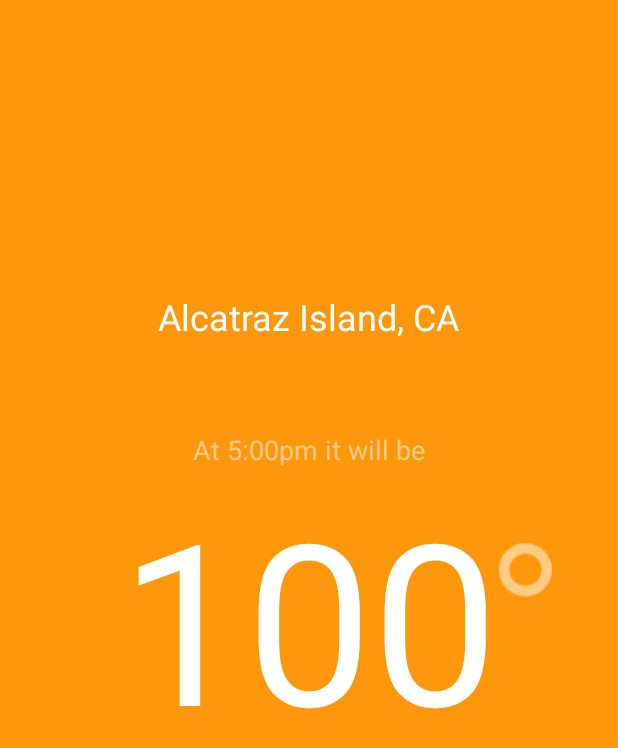
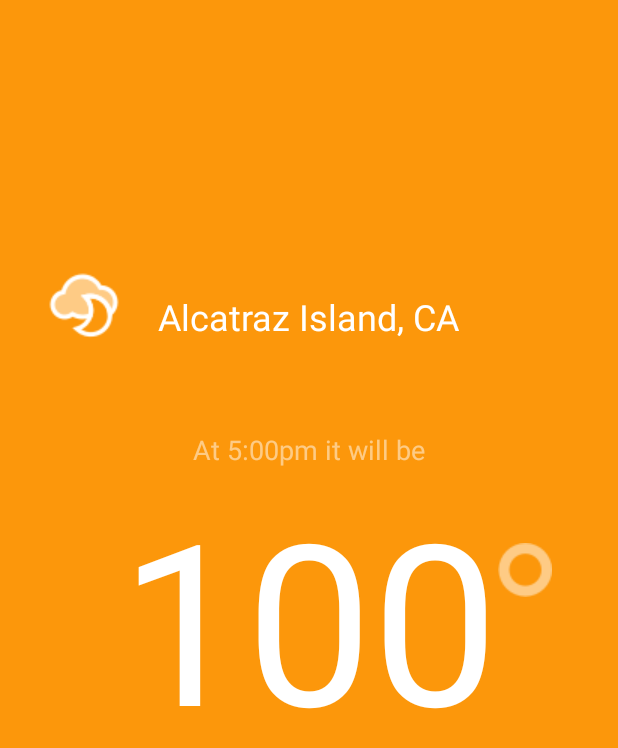
Before and after one commit to MaggieONeill/StormyApp, an Android app: the screen it shows after launch (MainActivity), on a phone screen of 412 x 824 dp. Shown: the top 748 px of the screen. Run offline under Robolectric (Android 15) with nearby library versions, the phone set to English and light mode, and no system bars; libraries missing offline, so code that uses them is left out: com.squareup.okhttp; 4 statements that could not run were skipped.

Commit message:
added weather icon to layout.

```diff
--- a/app/src/main/res/layout/activity_main.xml
+++ b/app/src/main/res/layout/activity_main.xml
@@ -52,5 +52,14 @@
         android:textColor="@android:color/white"
         android:textSize="24sp"/>
 
+    <ImageView
+        android:layout_width="wrap_content"
+        android:layout_height="wrap_content"
+        android:id="@+id/iconImageView"
+        android:layout_alignBottom="@+id/locationLabel"
+        android:layout_toLeftOf="@+id/temperatureLabel"
+        android:layout_toStartOf="@+id/temperatureLabel"
+        android:src="@drawable/cloudy_night"/>
+
 
 </RelativeLayout>
```
